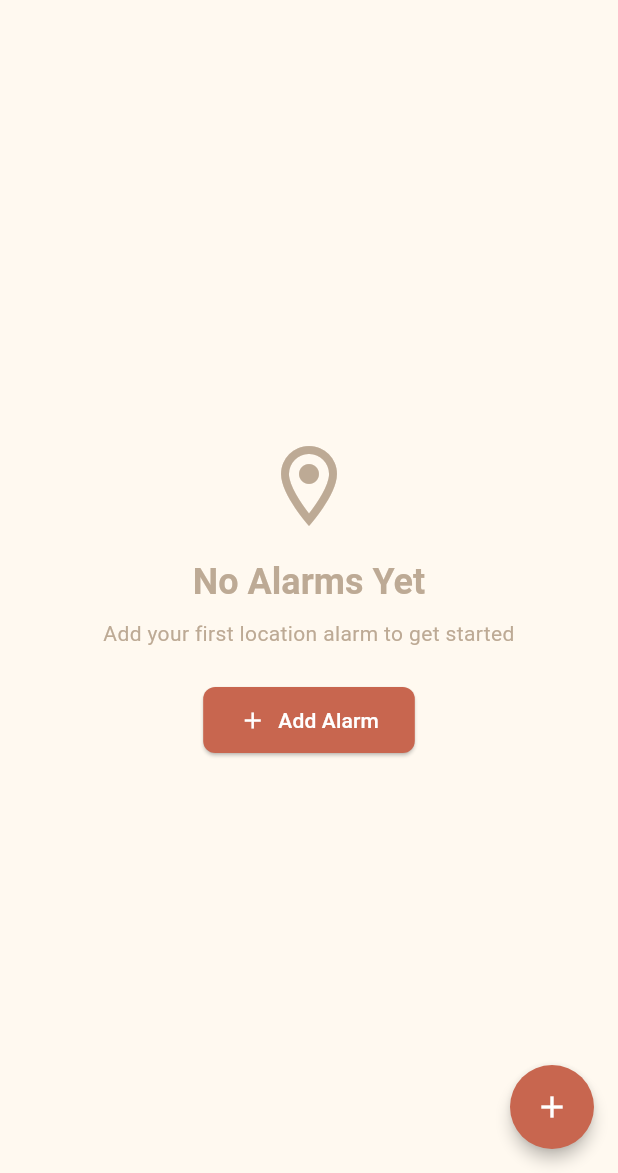
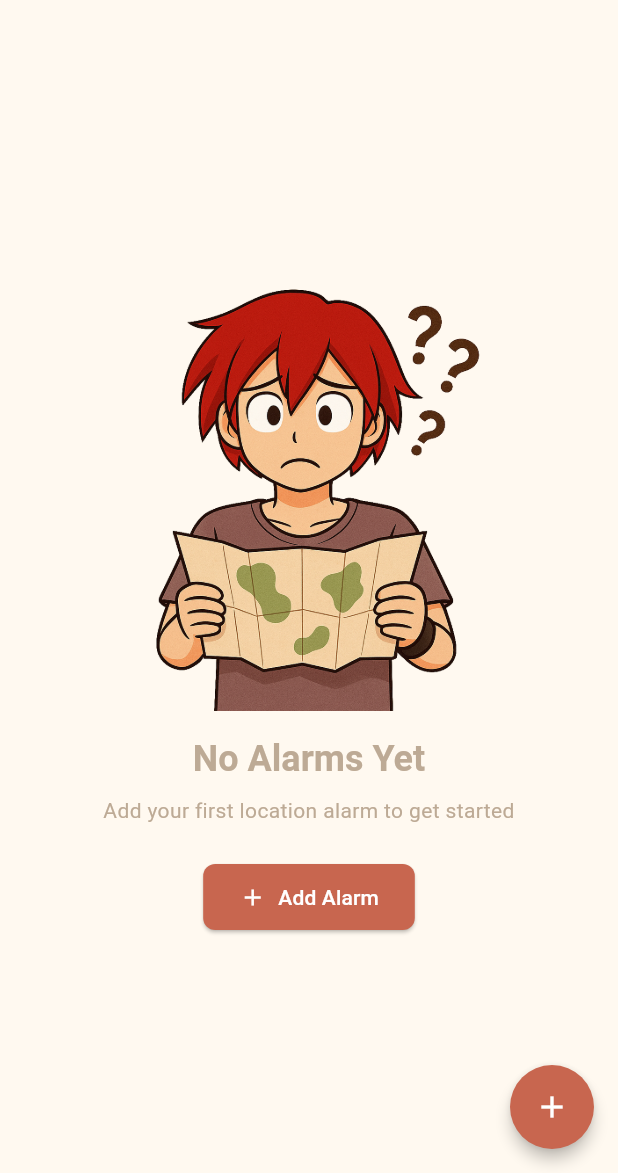
Before and after one commit to totowolf2/Almost-There, a Flutter app: the screen it shows after launch, on a phone screen of 412 x 824 dp, the part 63-1236 px from its top. Run offline on Flutter 3.47's test engine with Material 3 defaults, Android fonts, the phone set to English and light mode, and no system bars; our stand-ins replace flutter_local_notifications, flutter_map, flutter_riverpod, geocoding, geolocator, hive and 5 more; accounts and stored records are empty.

Commit message:
feat: Add empty list icon asset and update alarms list screen to use it

```diff
--- a/almost_there/lib/presentation/screens/alarms/alarms_list_screen.dart
+++ b/almost_there/lib/presentation/screens/alarms/alarms_list_screen.dart
@@ -151,10 +151,11 @@ class _AlarmsListScreenState extends ConsumerState<AlarmsListScreen> {
       child: Column(
         mainAxisAlignment: MainAxisAlignment.center,
         children: [
-          Icon(
-            Icons.location_on_outlined,
-            size: 64,
-            color: Theme.of(context).colorScheme.outline,
+          Image.asset(
+            'assets/empty_list_icon.png',
+            width: 300,
+            height: 300,
+            // color: Theme.of(context).colorScheme.outline,
           ),
           const SizedBox(height: 16),
           Text(
--- a/almost_there/pubspec.yaml
+++ b/almost_there/pubspec.yaml
@@ -88,6 +88,7 @@ flutter:
   # App Assets
   assets:
     - assets/icon.png
+    - assets/empty_list_icon.png
     - assets/sounds/
 
   # An image asset can refer to one or more resolution-specific "variants", see
```
Also changed, not shown: almost_there/assets/empty_list_icon.png (added).
